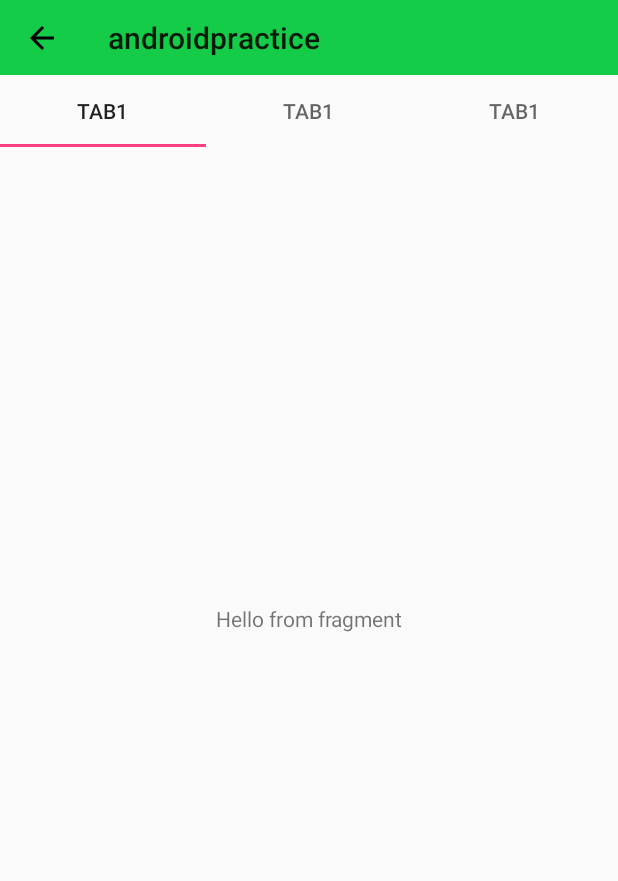
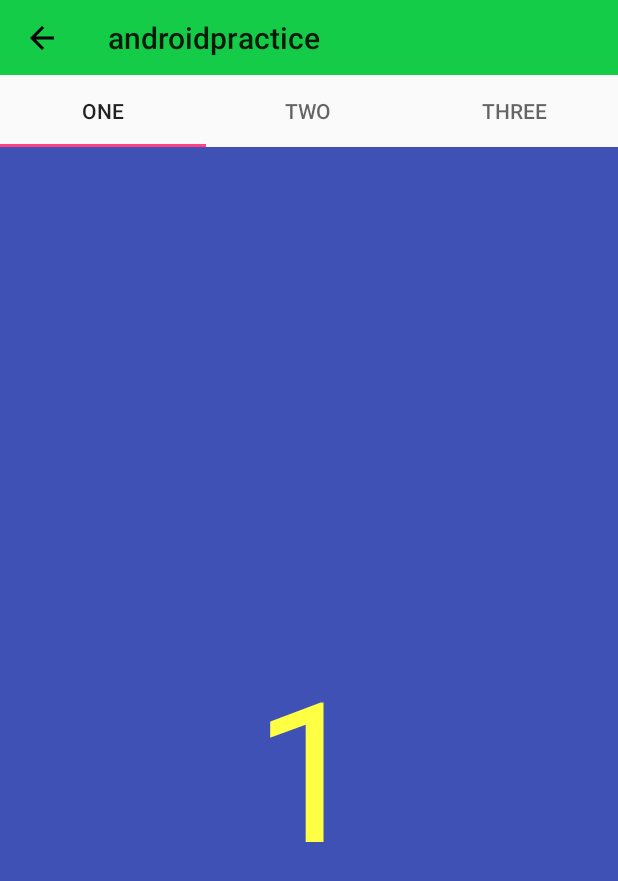
Before and after one commit to Kham300/androidpractice, an Android app: the PageViewActivity screen opened directly, with no data from a screen before it, on a phone screen of 412 x 824 dp. Shown: the top 881 px of the screen. Run offline under Robolectric (Android 15) with nearby library versions, the phone set to English and light mode, and no system bars.

```diff
--- a/app/src/main/java/io/mycompany/androidpractice/PageViewActivity.java
+++ b/app/src/main/java/io/mycompany/androidpractice/PageViewActivity.java
@@ -12,6 +12,9 @@ import android.view.View;
 import java.util.Objects;
 
 import io.mycompany.androidpractice.adapter.TabsPagerFragmentAdapter;
+import io.mycompany.androidpractice.fragments.FragmentOne;
+import io.mycompany.androidpractice.fragments.FragmentThree;
+import io.mycompany.androidpractice.fragments.FragmentTwo;
 
 public class PageViewActivity extends AppCompatActivity {
 
@@ -47,10 +50,17 @@ public class PageViewActivity extends AppCompatActivity {
     private void initTabs() {
 
         viewPager = findViewById(R.id.viewPager);
+        tabLayout = findViewById(R.id.tabLayout);
+
         TabsPagerFragmentAdapter adapter = new TabsPagerFragmentAdapter(getSupportFragmentManager());
+
+        //set fragments
+        adapter.addFragments(new FragmentOne(), "One");
+        adapter.addFragments(new FragmentTwo(), "Two");
+        adapter.addFragments(new FragmentThree(), "Three");
+
+        //adapter setup
         viewPager.setAdapter(adapter);
-
-        tabLayout = findViewById(R.id.tabLayout);
         tabLayout.setupWithViewPager(viewPager);
     }
 }
--- a/app/src/main/java/io/mycompany/androidpractice/adapter/TabsPagerFragmentAdapter.java
+++ b/app/src/main/java/io/mycompany/androidpractice/adapter/TabsPagerFragmentAdapter.java
@@ -5,44 +5,36 @@ import android.support.v4.app.Fragment;
 import android.support.v4.app.FragmentManager;
 import android.support.v4.app.FragmentPagerAdapter;
 
-import io.mycompany.androidpractice.fragments.ExampleFragment;
+import java.util.ArrayList;
+import java.util.List;
 
 public class TabsPagerFragmentAdapter extends FragmentPagerAdapter {
 
-    private String[] tabs;
+    private final List<Fragment> fragmentList = new ArrayList<>();
+    private final List<String> tabsTitle = new ArrayList<>();
 
     public TabsPagerFragmentAdapter(FragmentManager fm) {
         super(fm);
-
-        tabs = new String[]{
-                "tab1",
-                "tab1",
-                "tab1"
-        };
     }
 
     @Nullable
     @Override
     public CharSequence getPageTitle(int position) {
-        return tabs[position];
+        return tabsTitle.get(position);
     }
 
     @Override
     public Fragment getItem(int position) {
-
-        switch (position){
-            case 0:
-                return ExampleFragment.getInstance();
-            case 1:
-                return ExampleFragment.getInstance();
-            case 2:
-                return ExampleFragment.getInstance();
-        }
-        return null;
+        return fragmentList.get(position);
     }
 
     @Override
     public int getCount() {
-        return tabs.length;
+        return fragmentList.size();
+    }
+
+    public void addFragments(Fragment fragment, String title){
+        fragmentList.add(fragment);
+        tabsTitle.add(title);
     }
 }
--- /dev/null
+++ b/app/src/main/java/io/mycompany/androidpractice/fragments/FragmentOne.java
@@ -0,0 +1,23 @@
+package io.mycompany.androidpractice.fragments;
+
+import android.os.Bundle;
+import android.support.annotation.Nullable;
+import android.support.v4.app.Fragment;
+import android.view.LayoutInflater;
+import android.view.View;
+import android.view.ViewGroup;
+
+import io.mycompany.androidpractice.R;
+
+public class FragmentOne extends Fragment {
+
+    private static final int LAYOUT = R.layout.fragment_one;
+    private View view;
+
+    @Nullable
+    @Override
+    public View onCreateView(LayoutInflater inflater,@Nullable ViewGroup container,@Nullable Bundle savedInstance){
+        view = inflater.inflate(LAYOUT, container, false);
+        return view;
+    }
+}
--- /dev/null
+++ b/app/src/main/java/io/mycompany/androidpractice/fragments/FragmentThree.java
@@ -0,0 +1,24 @@
+package io.mycompany.androidpractice.fragments;
+
+import android.os.Bundle;
+import android.support.annotation.Nullable;
+import android.support.v4.app.Fragment;
+import android.view.LayoutInflater;
+import android.view.View;
+import android.view.ViewGroup;
+
+import io.mycompany.androidpractice.R;
+
+public class FragmentThree extends Fragment {
+
+    private static final int LAYOUT = R.layout.fragment_three;
+    private View view;
+
+
+    @Nullable
+    @Override
+    public View onCreateView(LayoutInflater inflater, ViewGroup container, Bundle savedInstance){
+        view = inflater.inflate(LAYOUT, container, false);
+        return view;
+    }
+}
--- /dev/null
+++ b/app/src/main/java/io/mycompany/androidpractice/fragments/FragmentTwo.java
@@ -0,0 +1,23 @@
+package io.mycompany.androidpractice.fragments;
+
+import android.os.Bundle;
+import android.support.annotation.Nullable;
+import android.support.v4.app.Fragment;
+import android.view.LayoutInflater;
+import android.view.View;
+import android.view.ViewGroup;
+
+import io.mycompany.androidpractice.R;
+
+public class FragmentTwo extends Fragment {
+
+    private static final int LAYOUT = R.layout.fragment_two;
+    private View view;
+
+    @Nullable
+    @Override
+    public View onCreateView(LayoutInflater inflater, ViewGroup container, Bundle savedInstance){
+        view = inflater.inflate(LAYOUT, container, false);
+        return view;
+    }
+}
--- a/app/src/main/res/layout/activity_page_view.xml
+++ b/app/src/main/res/layout/activity_page_view.xml
@@ -1,5 +1,6 @@
 <?xml version="1.0" encoding="utf-8"?>
-<android.support.constraint.ConstraintLayout xmlns:android="http://schemas.android.com/apk/res/android"
+<android.support.constraint.ConstraintLayout
+    xmlns:android="http://schemas.android.com/apk/res/android"
     xmlns:app="http://schemas.android.com/apk/res-auto"
     xmlns:tools="http://schemas.android.com/tools"
     android:layout_width="match_parent"
@@ -10,40 +11,26 @@
         layout="@layout/toolbar" />
 
 
+    <android.support.design.widget.TabLayout
+        android:id="@+id/tabLayout"
+        android:layout_width="match_parent"
+        android:layout_height="wrap_content"
+        app:tabGravity="fill"
+        app:tabMode="fixed"
+        tools:ignore="MissingConstraints"
+        tools:layout_editor_absoluteX="0dp"
+        tools:layout_editor_absoluteY="50dp"
+        android:paddingTop="50dp">
+
+    </android.support.design.widget.TabLayout>
+
+
     <android.support.v4.view.ViewPager
         android:id="@+id/viewPager"
         android:layout_width="match_parent"
         android:layout_height="wrap_content"
+        app:layout_constraintTop_toBottomOf="@+id/tabLayout"
         tools:ignore="MissingConstraints"
-        tools:layout_editor_absoluteX="178dp"
-        tools:layout_editor_absoluteY="110dp" />
-
-    <android.support.design.widget.TabLayout
-        android:id="@+id/tabLayout"
-        android:layout_width="match_parent"
-        android:layout_height="wrap_content"
-        android:paddingTop="50dp"
-        app:tabGravity="fill"
-        app:tabMode="fixed"
-        tools:ignore="MissingConstraints"
-        tools:layout_editor_absoluteX="0dp"
-        tools:layout_editor_absoluteY="50dp">
-
-        <!--<android.support.design.widget.TabItem-->
-        <!--android:layout_width="wrap_content"-->
-        <!--android:layout_height="wrap_content"-->
-        <!--android:text="Left" />-->
-
-        <!--<android.support.design.widget.TabItem-->
-        <!--android:layout_width="wrap_content"-->
-        <!--android:layout_height="wrap_content"-->
-        <!--android:text="Center" />-->
-
-        <!--<android.support.design.widget.TabItem-->
-        <!--android:layout_width="wrap_content"-->
-        <!--android:layout_height="wrap_content"-->
-        <!--android:text="Right" />-->
-    </android.support.design.widget.TabLayout>
-
+        tools:layout_editor_absoluteX="8dp" />
 
 </android.support.constraint.ConstraintLayout>
--- /dev/null
+++ b/app/src/main/res/layout/fragment_one.xml
@@ -0,0 +1,23 @@
+<?xml version="1.0" encoding="utf-8"?>
+<android.support.constraint.ConstraintLayout xmlns:android="http://schemas.android.com/apk/res/android"
+    xmlns:app="http://schemas.android.com/apk/res-auto"
+    xmlns:tools="http://schemas.android.com/tools"
+    android:layout_width="match_parent"
+    android:layout_height="match_parent"
+    android:layout_gravity="center"
+    android:background="@color/colorBlue">
+
+    <TextView
+        android:id="@+id/textView1"
+        android:layout_width="wrap_content"
+        android:layout_height="wrap_content"
+        android:gravity="center"
+        android:text="1"
+        android:textColor="@color/colorYellow"
+        android:textSize="130dp"
+        app:layout_constraintBottom_toBottomOf="parent"
+        app:layout_constraintEnd_toEndOf="parent"
+        app:layout_constraintStart_toStartOf="parent"
+        app:layout_constraintTop_toTopOf="parent" />
+
+</android.support.constraint.ConstraintLayout>
--- a/app/src/main/res/values/colors.xml
+++ b/app/src/main/res/values/colors.xml
@@ -3,4 +3,8 @@
     <color name="colorPrimary">#3F51B5</color>
     <color name="colorPrimaryDark">#303F9F</color>
     <color name="colorAccent">#FF4081</color>
+    <color name="colorBlue">#3F51B5</color>
+    <color name="colorYellow">#FF4</color>
+    <color name="colorRed">#FF21</color>
+
 </resources>
```
Also changed, not shown: app/src/main/res/layout/fragment_three.xml (added, +22 -0 lines), app/src/main/res/layout/fragment_two.xml (added, +21 -0 lines).
